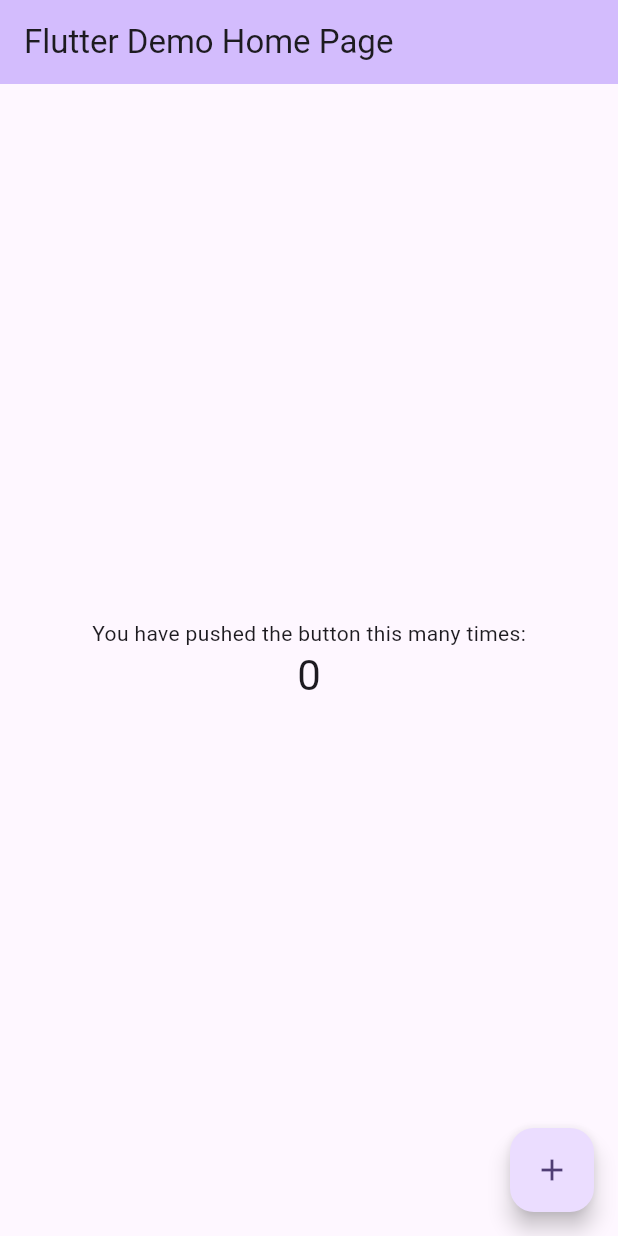
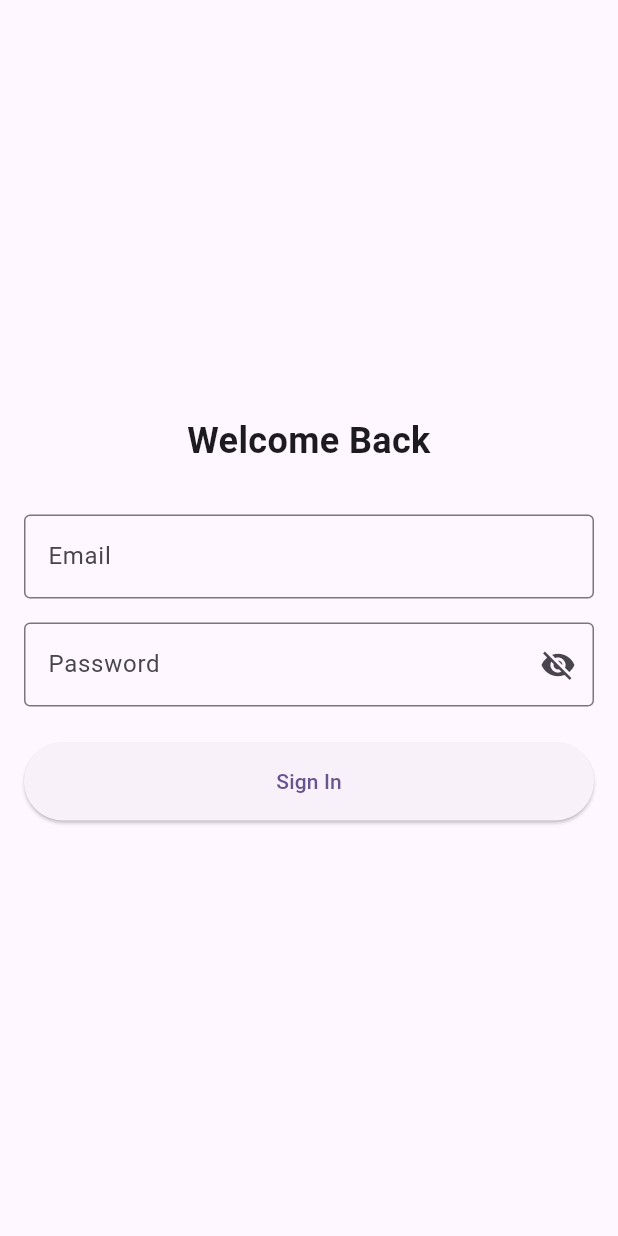
Before and after one commit to hercobezuidenhout/doinfine, a Flutter app: the screen it shows after launch, on a phone screen of 412 x 824 dp. Run offline on Flutter 3.47's test engine with Material 3 defaults, Android fonts, the phone set to English and light mode, and no system bars; our stand-ins replace firebase_auth, firebase_core, flutter_dotenv; accounts and stored records are empty.

Commit message:
feat: add provider and firebase_auth packages
- Add provider package for state management

- Add firebase_auth package for authentication

- Update dependencies in pubspec.yaml

```diff
--- /dev/null
+++ b/devtools_options.yaml
@@ -0,0 +1,3 @@
+description: This file stores settings for Dart & Flutter DevTools.
+documentation: https://docs.flutter.dev/tools/devtools/extensions#configure-extension-enablement-states
+extensions:
--- /dev/null
+++ b/lib/features/auth/data/services/auth_service.dart
@@ -0,0 +1,49 @@
+import 'package:firebase_auth/firebase_auth.dart';
+
+class AuthService {
+  final FirebaseAuth _auth = FirebaseAuth.instance;
+
+  // Get current user
+  User? get currentUser => _auth.currentUser;
+
+  // Stream of auth changes
+  Stream<User?> get authStateChanges => _auth.authStateChanges();
+
+  // Sign in with email and password
+  Future<UserCredential> signInWithEmailAndPassword({
+    required String email,
+    required String password,
+  }) async {
+    try {
+      return await _auth.signInWithEmailAndPassword(
+        email: email,
+        password: password,
+      );
+    } on FirebaseAuthException catch (e) {
+      throw _handleAuthException(e);
+    }
+  }
+
+  // Sign out
+  Future<void> signOut() async {
+    await _auth.signOut();
+  }
+
+  // Handle Firebase Auth exceptions
+  String _handleAuthException(FirebaseAuthException e) {
+    switch (e.code) {
+      case 'user-not-found':
+        return 'No user found with this email.';
+      case 'wrong-password':
+        return 'Wrong password provided.';
+      case 'invalid-email':
+        return 'The email address is not valid.';
+      case 'user-disabled':
+        return 'This user account has been disabled.';
+      case 'too-many-requests':
+        return 'Too many attempts. Please try again later.';
+      default:
+        return 'An error occurred. Please try again.';
+    }
+  }
+}
--- /dev/null
+++ b/lib/features/auth/presentation/providers/auth_provider.dart
@@ -0,0 +1,70 @@
+import 'package:firebase_auth/firebase_auth.dart';
+import 'package:flutter/foundation.dart';
+import '../../data/services/auth_service.dart';
+
+class AuthProvider with ChangeNotifier {
+  final AuthService _authService = AuthService();
+  User? _user;
+  bool _isLoading = false;
+  String? _error;
+
+  AuthProvider() {
+    _init();
+  }
+
+  User? get user => _user;
+  bool get isLoading => _isLoading;
+  String? get error => _error;
+  bool get isAuthenticated => _user != null;
+
+  void _init() {
+    _authService.authStateChanges.listen((User? user) {
+      _user = user;
+      notifyListeners();
+    });
+  }
+
+  // Sign in with email and password
+  Future<void> signInWithEmailAndPassword({
+    required String email,
+    required String password,
+  }) async {
+    try {
+      _isLoading = true;
+      _error = null;
+      notifyListeners();
+
+      await _authService.signInWithEmailAndPassword(
+        email: email,
+        password: password,
+      );
+    } catch (e) {
+      _error = e.toString();
+    } finally {
+      _isLoading = false;
+      notifyListeners();
+    }
+  }
+
+  // Sign out
+  Future<void> signOut() async {
+    try {
+      _isLoading = true;
+      _error = null;
+      notifyListeners();
+
+      await _authService.signOut();
+    } catch (e) {
+      _error = e.toString();
+    } finally {
+      _isLoading = false;
+      notifyListeners();
+    }
+  }
+
+  // Clear error
+  void clearError() {
+    _error = null;
+    notifyListeners();
+  }
+}
--- /dev/null
+++ b/lib/features/auth/presentation/screens/sign_in_screen.dart
@@ -0,0 +1,140 @@
+import 'package:flutter/material.dart';
+import 'package:provider/provider.dart';
+import '../providers/auth_provider.dart';
+
+class SignInScreen extends StatefulWidget {
+  const SignInScreen({super.key});
+
+  @override
+  State<SignInScreen> createState() => _SignInScreenState();
+}
+
+class _SignInScreenState extends State<SignInScreen> {
+  final _formKey = GlobalKey<FormState>();
+  final _emailController = TextEditingController();
+  final _passwordController = TextEditingController();
+  bool _obscurePassword = true;
+
+  @override
+  void dispose() {
+    _emailController.dispose();
+    _passwordController.dispose();
+    super.dispose();
+  }
+
+  Future<void> _signIn() async {
+    if (_formKey.currentState?.validate() ?? false) {
+      await context.read<AuthProvider>().signInWithEmailAndPassword(
+            email: _emailController.text.trim(),
+            password: _passwordController.text,
+          );
+    }
+  }
+
+  @override
+  Widget build(BuildContext context) {
+    return Scaffold(
+      body: SafeArea(
+        child: Center(
+          child: SingleChildScrollView(
+            padding: const EdgeInsets.all(16.0),
+            child: Form(
+              key: _formKey,
+              child: Column(
+                mainAxisAlignment: MainAxisAlignment.center,
+                crossAxisAlignment: CrossAxisAlignment.stretch,
+                children: [
+                  const Text(
+                    'Welcome Back',
+                    style: TextStyle(
+                      fontSize: 24,
+                      fontWeight: FontWeight.bold,
+                    ),
+                    textAlign: TextAlign.center,
+                  ),
+                  const SizedBox(height: 32),
+                  TextFormField(
+                    controller: _emailController,
+                    keyboardType: TextInputType.emailAddress,
+                    decoration: const InputDecoration(
+                      labelText: 'Email',
+                      border: OutlineInputBorder(),
+                    ),
+                    validator: (value) {
+                      if (value == null || value.isEmpty) {
+                        return 'Please enter your email';
+                      }
+                      if (!value.contains('@')) {
+                        return 'Please enter a valid email';
+                      }
+                      return null;
+                    },
+                  ),
+                  const SizedBox(height: 16),
+                  TextFormField(
+                    controller: _passwordController,
+                    obscureText: _obscurePassword,
+                    decoration: InputDecoration(
+                      labelText: 'Password',
+                      border: const OutlineInputBorder(),
+                      suffixIcon: IconButton(
+                        icon: Icon(
+                          _obscurePassword
+                              ? Icons.visibility_off
+                              : Icons.visibility,
+                        ),
+                        onPressed: () {
+                          setState(() {
+                            _obscurePassword = !_obscurePassword;
+                          });
+                        },
+                      ),
+                    ),
+                    validator: (value) {
+                      if (value == null || value.isEmpty) {
+                        return 'Please enter your password';
+                      }
+                      if (value.length < 6) {
+                        return 'Password must be at least 6 characters';
+                      }
+                      return null;
+                    },
+                  ),
+                  const SizedBox(height: 24),
+                  Consumer<AuthProvider>(
+                    builder: (context, auth, _) {
+                      if (auth.error != null) {
+                        return Padding(
+                          padding: const EdgeInsets.only(bottom: 16),
+                          child: Text(
+                            auth.error!,
+                            style: const TextStyle(color: Colors.red),
+                            textAlign: TextAlign.center,
+                          ),
+                        );
+                      }
+                      return const SizedBox.shrink();
+                    },
+                  ),
+                  Consumer<AuthProvider>(
+                    builder: (context, auth, _) {
+                      return ElevatedButton(
+                        onPressed: auth.isLoading ? null : _signIn,
+                        style: ElevatedButton.styleFrom(
+                          padding: const EdgeInsets.symmetric(vertical: 16),
+                        ),
+                        child: auth.isLoading
+                            ? const CircularProgressIndicator()
+                            : const Text('Sign In'),
+                      );
+                    },
+                  ),
+                ],
+              ),
+            ),
+          ),
+        ),
+      ),
+    );
+  }
+}
--- /dev/null
+++ b/lib/features/auth/presentation/widgets/auth_wrapper.dart
@@ -0,0 +1,34 @@
+import 'package:flutter/material.dart';
+import 'package:provider/provider.dart';
+import '../providers/auth_provider.dart';
+import '../screens/sign_in_screen.dart';
+
+class AuthWrapper extends StatelessWidget {
+  final Widget child;
+
+  const AuthWrapper({
+    super.key,
+    required this.child,
+  });
+
+  @override
+  Widget build(BuildContext context) {
+    return Consumer<AuthProvider>(
+      builder: (context, auth, _) {
+        if (auth.isLoading) {
+          return const Scaffold(
+            body: Center(
+              child: CircularProgressIndicator(),
+            ),
+          );
+        }
+
+        if (!auth.isAuthenticated) {
+          return const SignInScreen();
+        }
+
+        return child;
+      },
+    );
+  }
+}
--- a/lib/main.dart
+++ b/lib/main.dart
@@ -1,7 +1,10 @@
 import 'package:flutter/material.dart';
 import 'package:flutter_dotenv/flutter_dotenv.dart';
 import 'package:firebase_core/firebase_core.dart';
+import 'package:provider/provider.dart';
 import 'firebase_options.dart';
+import 'features/auth/presentation/providers/auth_provider.dart';
+import 'features/auth/presentation/widgets/auth_wrapper.dart';
 
 Future<void> main() async {
   WidgetsFlutterBinding.ensureInitialized();
@@ -15,119 +18,44 @@ Future<void> main() async {
 class MyApp extends StatelessWidget {
   const MyApp({super.key});
 
-  // This widget is the root of your application.
   @override
   Widget build(BuildContext context) {
-    return MaterialApp(
-      title: 'Flutter Demo',
-      theme: ThemeData(
-        // This is the theme of your application.
-        //
-        // TRY THIS: Try running your application with "flutter run". You'll see
-        // the application has a purple toolbar. Then, without quitting the app,
-        // try changing the seedColor in the colorScheme below to Colors.green
-        // and then invoke "hot reload" (save your changes or press the "hot
-        // reload" button in a Flutter-supported IDE, or press "r" if you used
-        // the command line to start the app).
-        //
-        // Notice that the counter didn't reset back to zero; the application
-        // state is not lost during the reload. To reset the state, use hot
-        // restart instead.
-        //
-        // This works for code too, not just values: Most code changes can be
-        // tested with just a hot reload.
-        colorScheme: ColorScheme.fromSeed(seedColor: Colors.deepPurple),
-        useMaterial3: true,
+    return ChangeNotifierProvider(
+      create: (_) => AuthProvider(),
+      child: MaterialApp(
+        title: 'Doinfine',
+        theme: ThemeData(
+          colorScheme: ColorScheme.fromSeed(seedColor: Colors.deepPurple),
+          useMaterial3: true,
+        ),
+        home: const AuthWrapper(
+          child: HomePage(),
+        ),
       ),
-      home: const MyHomePage(title: 'Flutter Demo Home Page'),
     );
   }
 }
 
-class MyHomePage extends StatefulWidget {
-  const MyHomePage({super.key, required this.title});
-
-  // This widget is the home page of your application. It is stateful, meaning
-  // that it has a State object (defined below) that contains fields that affect
-  // how it looks.
-
-  // This class is the configuration for the state. It holds the values (in this
-  // case the title) provided by the parent (in this case the App widget) and
-  // used by the build method of the State. Fields in a Widget subclass are
-  // always marked "final".
-
-  final String title;
-
-  @override
-  State<MyHomePage> createState() => _MyHomePageState();
-}
-
-class _MyHomePageState extends State<MyHomePage> {
-  int _counter = 0;
-
-  void _incrementCounter() {
-    setState(() {
-      // This call to setState tells the Flutter framework that something has
-      // changed in this State, which causes it to rerun the build method below
-      // so that the display can reflect the updated values. If we changed
-      // _counter without calling setState(), then the build method would not be
-      // called again, and so nothing would appear to happen.
-      _counter++;
-    });
-  }
+class HomePage extends StatelessWidget {
+  const HomePage({super.key});
 
   @override
   Widget build(BuildContext context) {
-    // This method is rerun every time setState is called, for instance as done
-    // by the _incrementCounter method above.
-    //
-    // The Flutter framework has been optimized to make rerunning build methods
-    // fast, so that you can just rebuild anything that needs updating rather
-    // than having to individually change instances of widgets.
     return Scaffold(
       appBar: AppBar(
-        // TRY THIS: Try changing the color here to a specific color (to
-        // Colors.amber, perhaps?) and trigger a hot reload to see the AppBar
-        // change color while the other colors stay the same.
-        backgroundColor: Theme.of(context).colorScheme.inversePrimary,
-        // Here we take the value from the MyHomePage object that was created by
-        // the App.build method, and use it to set our appbar title.
-        title: Text(widget.title),
+        title: const Text('Doinfine'),
+        actions: [
+          IconButton(
+            icon: const Icon(Icons.logout),
+            onPressed: () {
+              context.read<AuthProvider>().signOut();
+            },
+          ),
+        ],
       ),
-      body: Center(
-        // Center is a layout widget. It takes a single child and positions it
-        // in the middle of the parent.
-        child: Column(
-          // Column is also a layout widget. It takes a list of children and
-          // arranges them vertically. By default, it sizes itself to fit its
-          // children horizontally, and tries to be as tall as its parent.
-          //
-          // Column has various properties to control how it sizes itself and
-          // how it positions its children. Here we use mainAxisAlignment to
-          // center the children vertically; the main axis here is the vertical
-          // axis because Columns are vertical (the cross axis would be
-          // horizontal).
-          //
-          // TRY THIS: Invoke "debug painting" (choose the "Toggle Debug Paint"
-          // action in the IDE, or press "p" in the console), to see the
-          // wireframe for each widget.
-          mainAxisAlignment: MainAxisAlignment.center,
-          children: <Widget>[
-            const Text(
-              'You have pushed the button this many times:',
-            ),
-            Text(
-              '$_counter',
-              style: Theme.of(context).textTheme.headlineMedium,
-            ),
-          ],
-        ),
+      body: const Center(
+        child: Text('Welcome to Doinfine!'),
       ),
-      floatingActionButton: FloatingActionButton(
-        onPressed: _incrementCounter,
-        tooltip: 'Increment',
-        child: const Icon(Icons.add),
-      ), // This trailing comma makes auto-formatting nicer for build methods.
     );
   }
 }
--- a/pubspec.yaml
+++ b/pubspec.yaml
@@ -36,6 +36,8 @@ dependencies:
   cupertino_icons: ^1.0.8
   firebase_core: ^3.13.0
   flutter_dotenv: ^5.1.0
+  provider: ^6.1.4
+  firebase_auth: ^5.5.2
 
 dev_dependencies:
   flutter_test:
```
Also changed, not shown: pubspec.lock, 1 other file.
